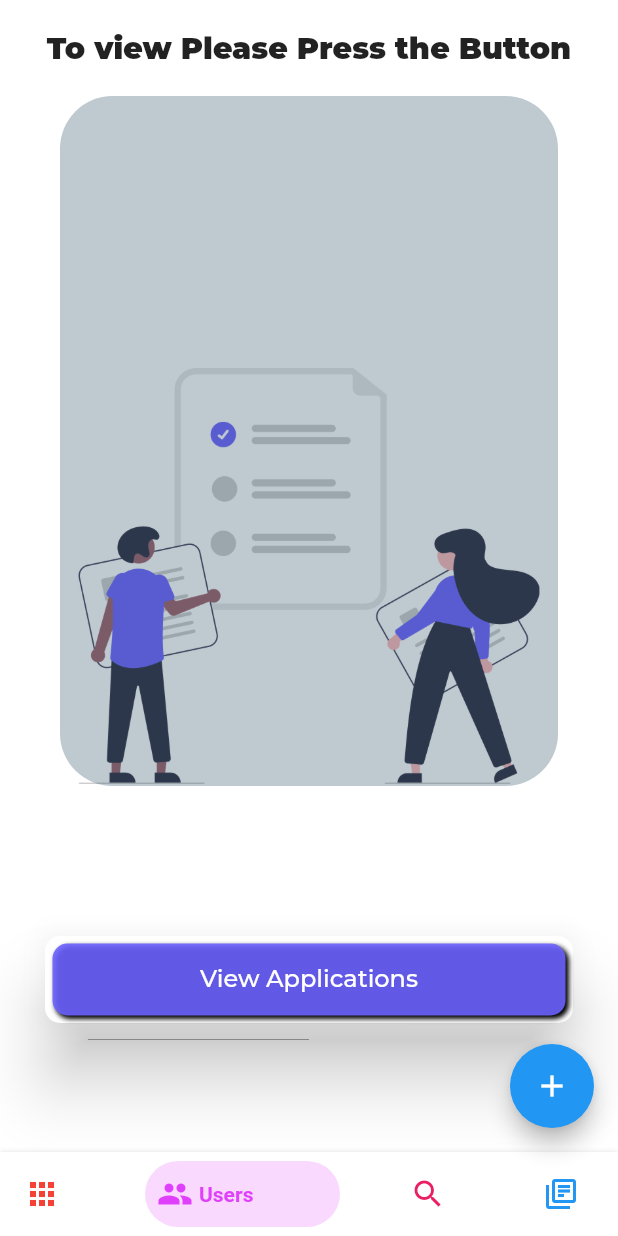
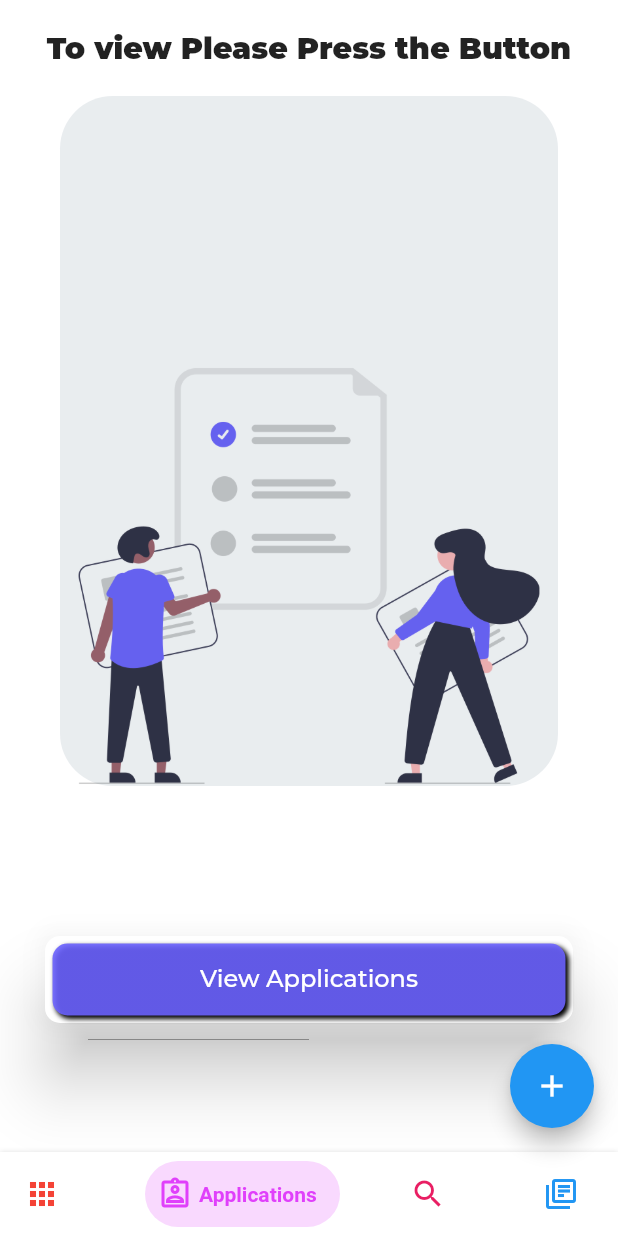
Before and after one commit to Im-gkira/library_management_system, a Flutter app: the AdminScreen screen opened by its route, swiped to page 2, on a phone screen of 412 x 824 dp. Run offline on Flutter 3.47's test engine with Material 2 defaults, Android fonts, the phone set to English and light mode, and no system bars; drawn by our look-alikes of auto_size_text, bottom_navy_bar; our stand-ins replace carousel_slider, cloud_firestore, firebase_auth, firebase_core, fl_chart, flutter_svg and 3 more; missing offline and left inert: drawing_animation, qrscan; accounts and stored records are empty.

Commit message:
Minor UI Changes

```diff
--- a/lib/Screens/admin_screen.dart
+++ b/lib/Screens/admin_screen.dart
@@ -114,7 +114,14 @@ class _AdminScreenState extends State<AdminScreen> {
                               ])),
                       child: ListView(
                         children: [
-                          Container(
+                          Card(
+                            shape: RoundedRectangleBorder(
+                                borderRadius: BorderRadius.circular(25.0)),
+                            margin: EdgeInsets.only(left: 40.0,top: 10.0,right: 40.0,bottom: 8.0),
+                            elevation: 26.0,
+                            shadowColor: Colors.white,
+                            color: Color(0X00aaaaaa).withOpacity(0.2),
+                            child: Container(
                                 alignment: Alignment.bottomCenter,
                                 height: 120,
                                 width: 120,
@@ -122,6 +129,7 @@ class _AdminScreenState extends State<AdminScreen> {
                                   image: AssetImage("images/sonepat.png"),
                                   fit: BoxFit.fitWidth,
                                 )),
+                          ),
                           Row(
                             mainAxisAlignment: MainAxisAlignment.spaceEvenly,
                             children: [
@@ -316,8 +324,8 @@ class _AdminScreenState extends State<AdminScreen> {
                 activeColor: Colors.red,
               ),
               BottomNavyBarItem(
-                  icon: Icon(Icons.people),
-                  title: AutoSizeText('Users'),
+                  icon: Icon(Icons.assignment_ind_outlined),
+                  title: AutoSizeText('Applications'),
                   activeColor: Colors.purpleAccent),
               BottomNavyBarItem(
                   icon: Icon(Icons.search),
@@ -335,11 +343,12 @@ class _AdminScreenState extends State<AdminScreen> {
 TextStyle _style = GoogleFonts.montserrat(
   fontSize: 34.0,
   fontWeight: FontWeight.w700,
-  color: Colors.white,
+  color: Color(0Xaa394867)
 );
 
 
 TextStyle _textStyle = GoogleFonts.montserrat(
   fontSize: 24.0,
   fontWeight: FontWeight.w700,
+  color: Color(0Xaa14274e)
 );
--- a/lib/Screens/application_screen.dart
+++ b/lib/Screens/application_screen.dart
@@ -91,8 +91,8 @@ class _ApplicationScreenState extends State<ApplicationScreen> {
                   borderRadius: BorderRadius.circular(35.0)),
               margin: EdgeInsets.symmetric(horizontal: 40.0, vertical: 20.0),
               elevation: appWidgetList.length == 0 ? 0 : 26.0,
-              shadowColor: Colors.black,
-              color: Color(0Xff294D64).withOpacity(0.3),
+              shadowColor: Colors.white,
+              color: Color(0Xff294D64).withOpacity(0.1),
               child: SingleChildScrollView(
                 child: Padding(
                   padding: const EdgeInsets.symmetric(
@@ -100,9 +100,9 @@ class _ApplicationScreenState extends State<ApplicationScreen> {
                   child: DefaultTextStyle(
                     style: GoogleFonts.montserrat(
                         textStyle: TextStyle(
-                      color: Colors.white,
+                      color: Colors.black,
                       fontSize: 16.0,
-                      fontWeight: FontWeight.normal,
+                      fontWeight: FontWeight.w500,
                       letterSpacing: 1.6,
                     )),
                     child: Builder(
@@ -119,7 +119,7 @@ class _ApplicationScreenState extends State<ApplicationScreen> {
                                 SizedBox(
                                   height: 15.0,
                                 ),
-                                Text("xxxx"),
+                                Text("****"),
                                 SizedBox(
                                   height: 15.0,
                                 )
--- a/lib/Screens/issued_books_screen.dart
+++ b/lib/Screens/issued_books_screen.dart
@@ -296,8 +296,8 @@ class _IssuedBooksState extends State<IssuedBooks> {
                         child: Text(
                           'To view Please Press the Button',
                           style: GoogleFonts.montserrat(
-                            fontSize: 20.0,
-                            fontWeight: FontWeight.w800,
+                            fontSize: 21.0,
+                            fontWeight: FontWeight.w900,
                           ),
                         ),
                       )),
```
Lines whose indentation alone changed are shown as unchanged.
